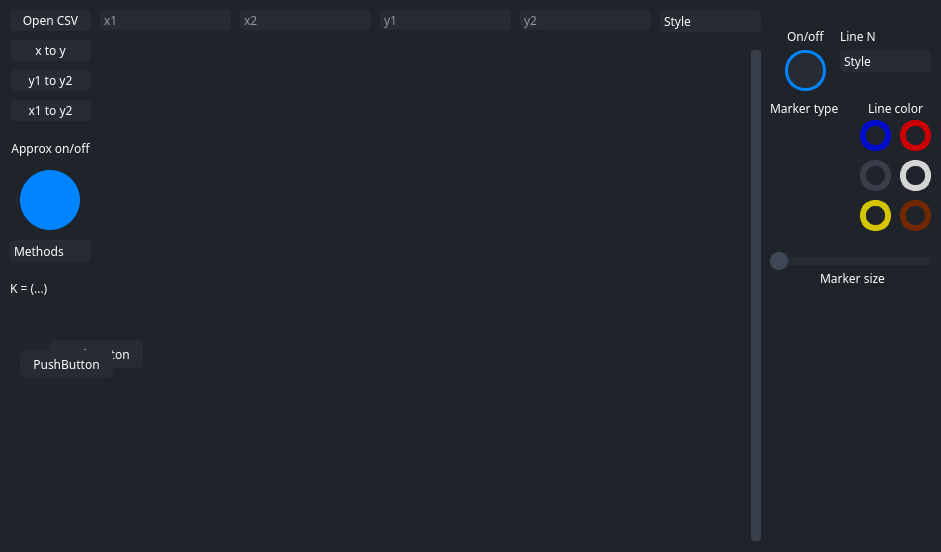
Above: ui/design.ui from RogMin/MIPT-CODING_py_project before the change. Below: the same form after it.
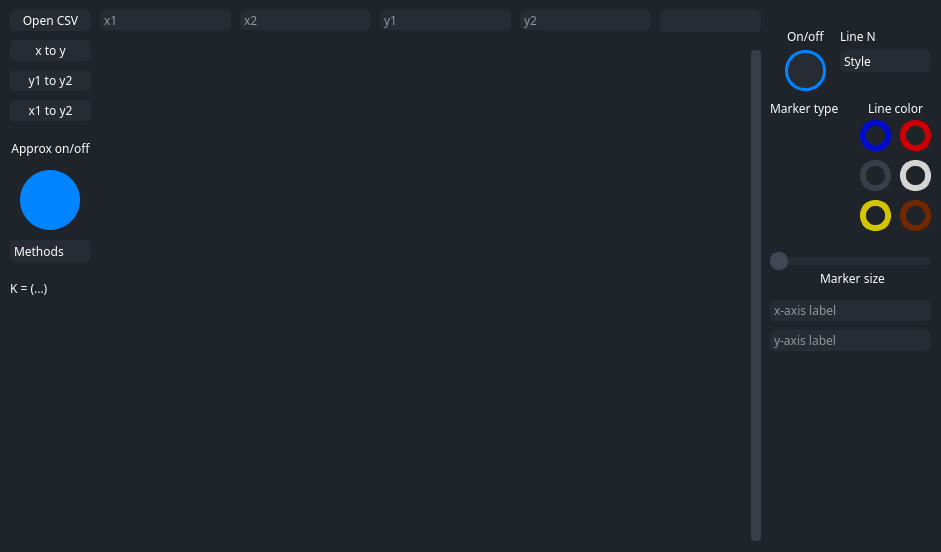
That is the form after the change. Icons and pictures are not drawn.

The edit to the form file:
```diff
--- a/ui/design.ui
+++ b/ui/design.ui
@@ -234,8 +234,14 @@
       <height>22</height>
      </rect>
     </property>
+    <property name="editable">
+     <bool>false</bool>
+    </property>
+    <property name="currentText">
+     <string/>
+    </property>
     <property name="placeholderText" stdset="0">
-     <string>Style</string>
+     <string/>
     </property>
    </widget>
    <widget class="QComboBox" name="methodsDropdown">
@@ -658,30 +664,30 @@
      <string>Marker size</string>
     </property>
    </widget>
-   <widget class="QPushButton" name="pushButton">
+   <widget class="QLineEdit" name="x_label_inp">
     <property name="geometry">
      <rect>
-      <x>50</x>
-      <y>340</y>
-      <width>93</width>
-      <height>28</height>
+      <x>770</x>
+      <y>300</y>
+      <width>161</width>
+      <height>21</height>
      </rect>
     </property>
-    <property name="text">
-     <string>PushButton</string>
+    <property name="placeholderText">
+     <string>x-axis label</string>
     </property>
    </widget>
-   <widget class="QPushButton" name="pushButton_2">
+   <widget class="QLineEdit" name="y_label_inp">
     <property name="geometry">
      <rect>
-      <x>20</x>
-      <y>350</y>
-      <width>93</width>
-      <height>28</height>
+      <x>770</x>
+      <y>330</y>
+      <width>161</width>
+      <height>21</height>
      </rect>
     </property>
-    <property name="text">
-     <string>PushButton</string>
+    <property name="placeholderText">
+     <string>y-axis label</string>
     </property>
    </widget>
   </widget>
```
